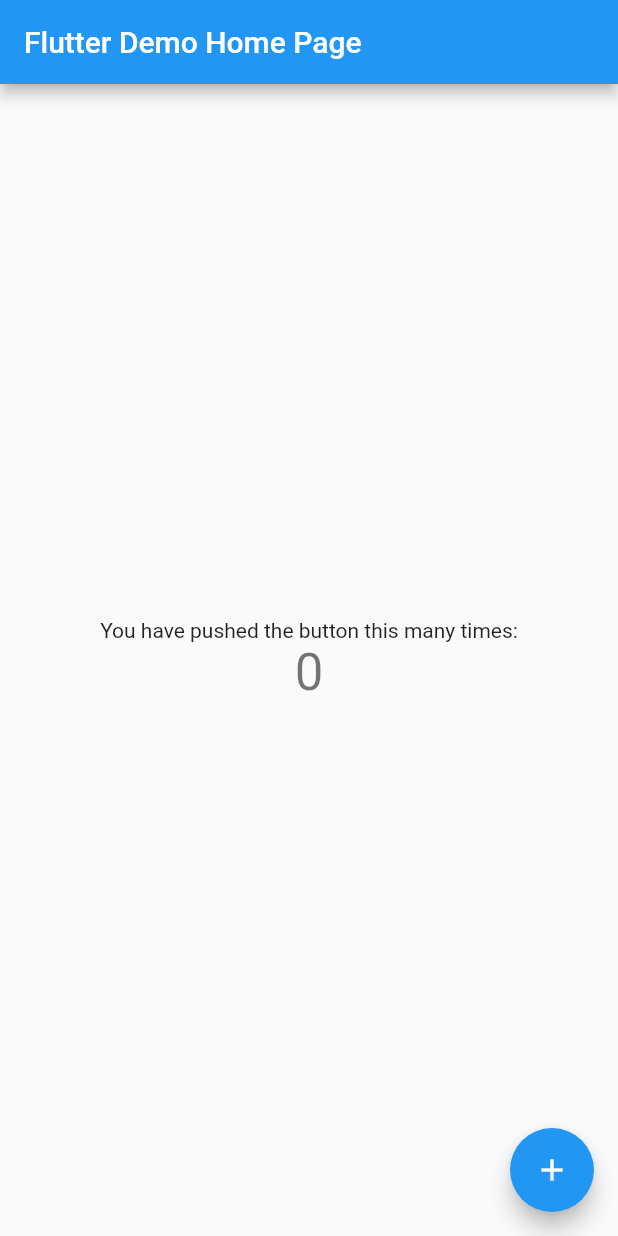
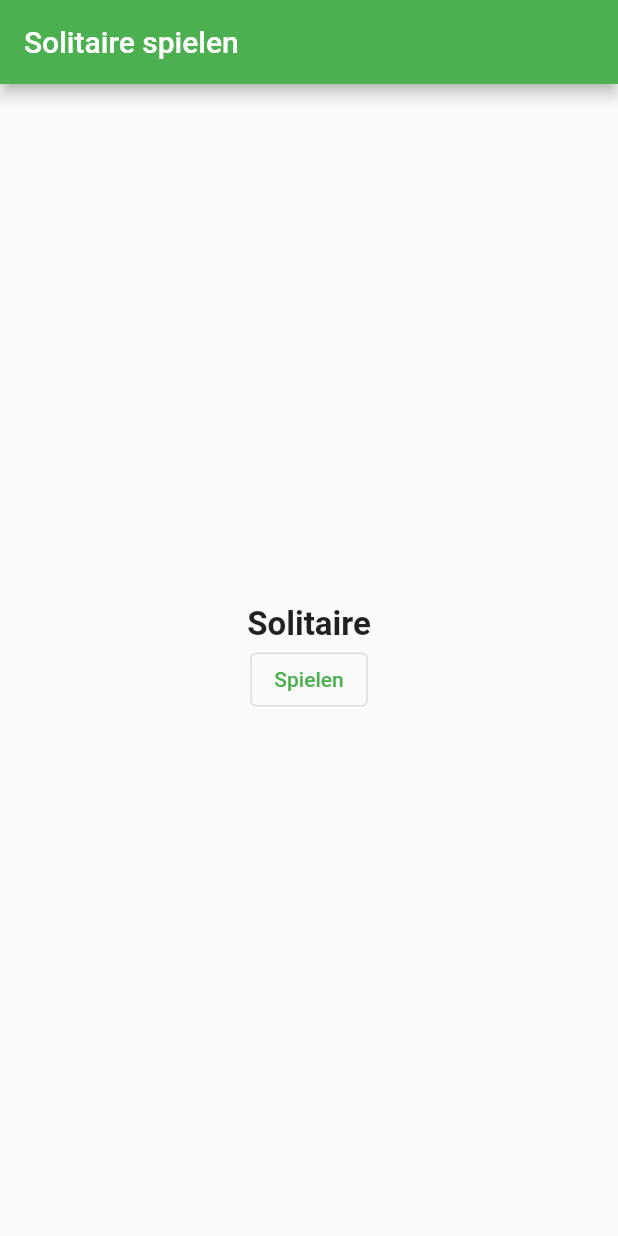
Before and after one commit to hannibit/Solitaire, a Flutter app: the screen it shows after launch, on a phone screen of 412 x 824 dp. Run offline on Flutter 3.47's test engine with Material 2 defaults, Android fonts, the phone set to English and light mode, and no system bars.

Commit message:
erste Anpassungen

```diff
--- a/lib/main.dart
+++ b/lib/main.dart
@@ -1,113 +1,60 @@
 import 'package:flutter/material.dart';
+import 'package:solitaire_wiprojekt_wise202122/spielen.dart';
 
 void main() {
   runApp(MyApp());
 }
 
 class MyApp extends StatelessWidget {
-  // This widget is the root of your application.
   @override
   Widget build(BuildContext context) {
     return MaterialApp(
-      title: 'Flutter Demo',
+      title: 'Solitaire',
       theme: ThemeData(
-        // This is the theme of your application.
-        //
-        // Try running your application with "flutter run". You'll see the
-        // application has a blue toolbar. Then, without quitting the app, try
-        // changing the primarySwatch below to Colors.green and then invoke
-        // "hot reload" (press "r" in the console where you ran "flutter run",
-        // or simply save your changes to "hot reload" in a Flutter IDE).
-        // Notice that the counter didn't reset back to zero; the application
-        // is not restarted.
-        primarySwatch: Colors.blue,
+        backgroundColor: Color(0xff1b5e20),
+        primarySwatch: Colors.green,
       ),
-      home: MyHomePage(title: 'Flutter Demo Home Page'),
+      home: StartPage(),
     );
   }
 }
 
-class MyHomePage extends StatefulWidget {
-  MyHomePage({Key? key, required this.title}) : super(key: key);
-
-  // This widget is the home page of your application. It is stateful, meaning
-  // that it has a State object (defined below) that contains fields that affect
-  // how it looks.
-
-  // This class is the configuration for the state. It holds the values (in this
-  // case the title) provided by the parent (in this case the App widget) and
-  // used by the build method of the State. Fields in a Widget subclass are
-  // always marked "final".
-
-  final String title;
-
+class StartPage extends StatefulWidget {
   @override
-  _MyHomePageState createState() => _MyHomePageState();
+  _StartPageState createState() => _StartPageState();
 }
 
-class _MyHomePageState extends State<MyHomePage> {
-  int _counter = 0;
-
-  void _incrementCounter() {
-    setState(() {
-      // This call to setState tells the Flutter framework that something has
-      // changed in this State, which causes it to rerun the build method below
-      // so that the display can reflect the updated values. If we changed
-      // _counter without calling setState(), then the build method would not be
-      // called again, and so nothing would appear to happen.
-      _counter++;
-    });
-  }
-
+class _StartPageState extends State<StartPage> {
   @override
   Widget build(BuildContext context) {
-    // This method is rerun every time setState is called, for instance as done
-    // by the _incrementCounter method above.
-    //
-    // The Flutter framework has been optimized to make rerunning build methods
-    // fast, so that you can just rebuild anything that needs updating rather
-    // than having to individually change instances of widgets.
     return Scaffold(
       appBar: AppBar(
-        // Here we take the value from the MyHomePage object that was created by
-        // the App.build method, and use it to set our appbar title.
-        title: Text(widget.title),
+        title: Text('Solitaire spielen'),
       ),
       body: Center(
-        // Center is a layout widget. It takes a single child and positions it
-        // in the middle of the parent.
         child: Column(
-          // Column is also a layout widget. It takes a list of children and
-          // arranges them vertically. By default, it sizes itself to fit its
-          // children horizontally, and tries to be as tall as its parent.
-          //
-          // Invoke "debug painting" (press "p" in the console, choose the
-          // "Toggle Debug Paint" action from the Flutter Inspector in Android
-          // Studio, or the "Toggle Debug Paint" command in Visual Studio Code)
-          // to see the wireframe for each widget.
-          //
-          // Column has various properties to control how it sizes itself and
-          // how it positions its children. Here we use mainAxisAlignment to
-          // center the children vertically; the main axis here is the vertical
-          // axis because Columns are vertical (the cross axis would be
-          // horizontal).
           mainAxisAlignment: MainAxisAlignment.center,
           children: <Widget>[
             Text(
-              'You have pushed the button this many times:',
+              'Solitaire',
+              style: TextStyle(
+                  fontSize: 22.0,
+                  fontWeight: FontWeight.bold),
             ),
-            Text(
-              '$_counter',
-              style: Theme.of(context).textTheme.headline4,
+            OutlinedButton(
+                onPressed: (){
+                  Navigator.push(
+                    context,
+                    MaterialPageRoute(
+                      builder: (context) => PlayPage()
+                    )
+                  );
+                },
+                child: Text('Spielen')
             ),
           ],
         ),
       ),
-      floatingActionButton: FloatingActionButton(
-        onPressed: _incrementCounter,
-        tooltip: 'Increment',
-        child: Icon(Icons.add),
-      ), // This trailing comma makes auto-formatting nicer for build methods.
     );
   }
 }
```
Also changed, not shown: lib/spielen.dart (added, +14 -0 lines).
